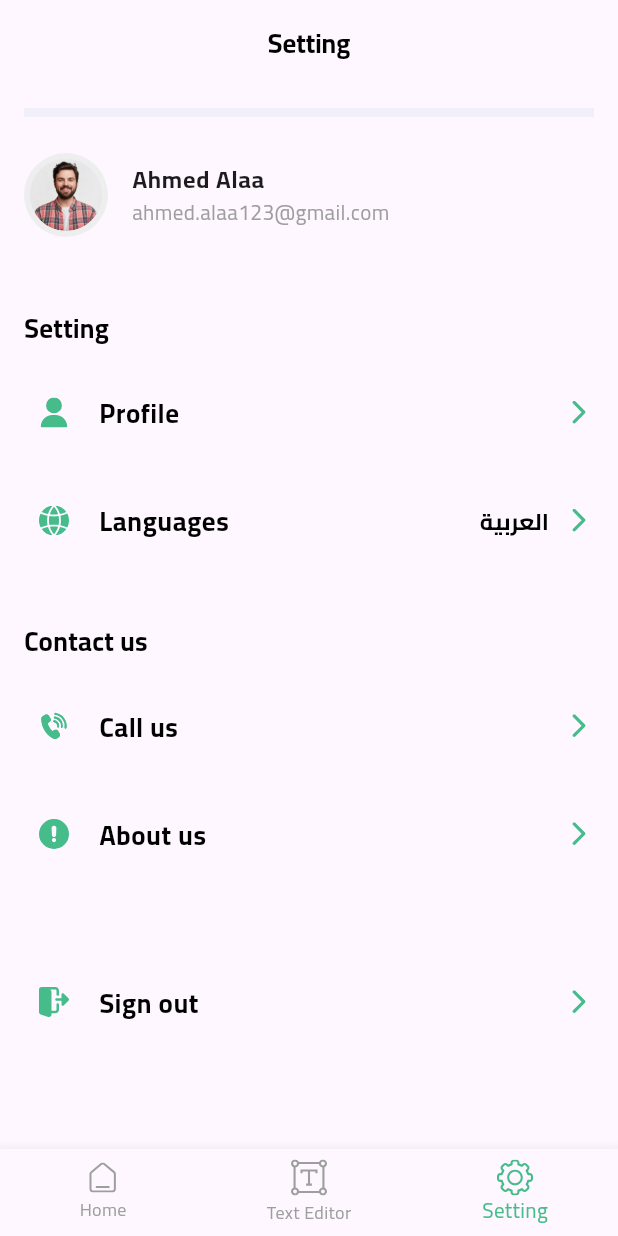
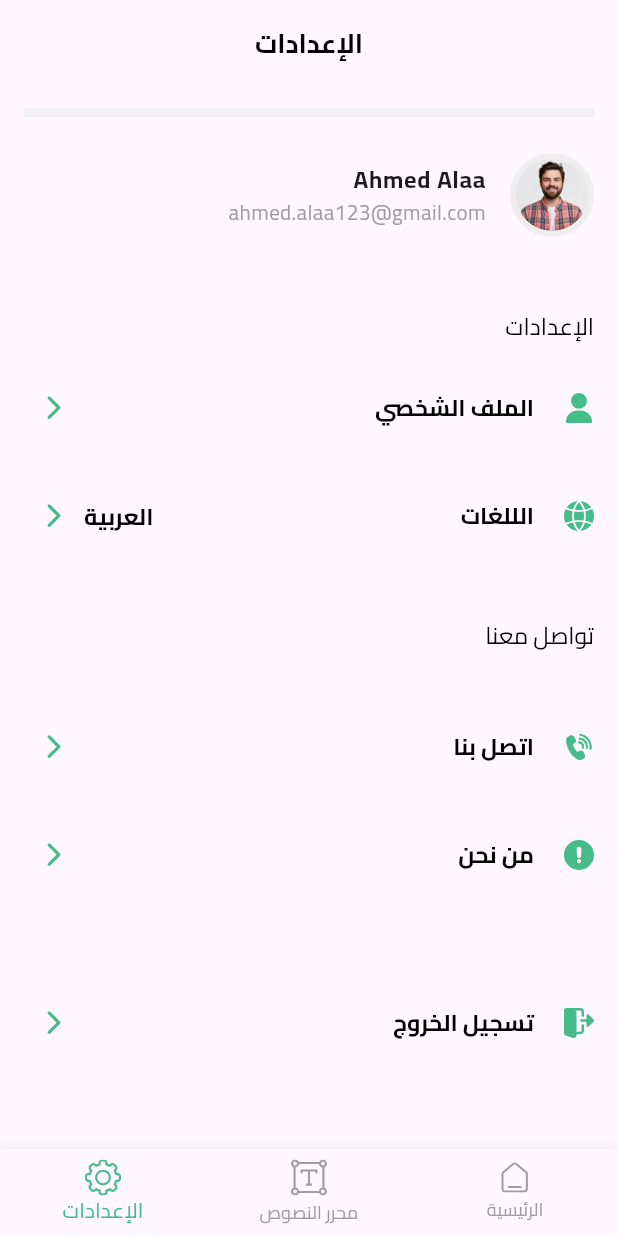
Before and after one commit to abdelrahman3003/digiFly-task, a Flutter app: the screen it shows after launch, swiped to page 3, on a phone screen of 412 x 824 dp. Run offline on Flutter 3.47's test engine with Material 3 defaults, Android fonts, the phone set to English and light mode, and no system bars; our stand-ins replace flutter_screenutil, flutter_svg.

Commit message:
add language ar,en

```diff
--- a/lib/core/utils/app_routes.dart
+++ b/lib/core/utils/app_routes.dart
@@ -10,7 +10,7 @@ class AppRoutes {
   static const String homeView = '/homepage';
   static Route generateRoute(RouteSettings setting) {
     switch (setting.name) {
-      case singinView:
+      case  singinView:
         return MaterialPageRoute(builder: (context) => const SigninView());
       case signupView:
         return MaterialPageRoute(builder: (context) => const SignupView());
--- a/lib/features/auth/view/widget/forget_password_row.dart
+++ b/lib/features/auth/view/widget/forget_password_row.dart
@@ -1,3 +1,4 @@
+import 'package:digifly/generated/l10n.dart';
 import 'package:flutter/material.dart';
 
 import '../../../../core/utils/app_colors.dart';
@@ -30,9 +31,9 @@ class _ForgetPasswordRowState extends State<ForgetPasswordRow> {
           ),
         ),
         const SizedBox(width: 8),
-        Text("Remember me", style: AppStyle.style14font500black),
+        Text(S.of(context).remember_me, style: AppStyle.style14font500black),
         const Spacer(),
-        Text("Forgot Password ?",
+        Text(S.of(context).forgot_password,
             style: AppStyle.style14font500black
                 .copyWith(color: AppColors.primaryColor)),
       ],
--- a/lib/features/home/home_view.dart
+++ b/lib/features/home/home_view.dart
@@ -3,6 +3,7 @@ import 'package:digifly/features/home/widget/home_details/home_details_view.dart
 import 'package:digifly/features/home/widget/setting/setting_view.dart';
 import 'package:digifly/features/home/widget/text_editor/text_editor_view.dart';
 import 'package:digifly/gen/assets.gen.dart';
+import 'package:digifly/generated/l10n.dart';
 import 'package:flutter/material.dart';
 import 'package:flutter_svg/flutter_svg.dart';
 
@@ -51,17 +52,17 @@ class _HomeViewState extends State<HomeView> {
         items: [
           buildNavBarItem(
             icon: Assets.icons.home,
-            label: "Home",
+            label: S.of(context).home,
             isSelected: currentIndex == 0,
           ),
           buildNavBarItem(
             icon: Assets.icons.textEditor,
-            label: "Text Editor",
+            label: S.of(context).text_editor,
             isSelected: currentIndex == 1,
           ),
           buildNavBarItem(
             icon: Assets.icons.setting,
-            label: "Setting",
+            label: S.of(context).setting,
             isSelected: currentIndex == 2,
           ),
         ],
--- a/lib/features/home/widget/home_details/best_seller_text.dart
+++ b/lib/features/home/widget/home_details/best_seller_text.dart
@@ -1,4 +1,5 @@
 import 'package:digifly/gen/assets.gen.dart';
+import 'package:digifly/generated/l10n.dart';
 import 'package:flutter/material.dart';
 import 'package:flutter_svg/svg.dart';
 
@@ -13,12 +14,12 @@ class BestSellerText extends StatelessWidget {
     return Row(
       children: [
         Text(
-          "Best seller",
+          S.of(context).best_seller,
           style: AppStyle.style18font600black,
         ),
         const Spacer(),
         Text(
-          "View all",
+          S.of(context).view_all,
           style: AppStyle.style14font700black
               .copyWith(color: AppColors.primaryColor),
         ),
--- a/lib/features/home/widget/setting/setting_item.dart
+++ b/lib/features/home/widget/setting/setting_item.dart
@@ -19,7 +19,7 @@ class SettingItem extends StatelessWidget {
     return ListTile(
       contentPadding: const EdgeInsets.only(left: 10, top: 16),
       title: Text(title,
-          style: AppStyle.style16font700black
+          style: AppStyle.style14font500black
               .copyWith(fontWeight: FontWeight.w600)),
       leading: SvgPicture.asset(icon),
       trailing: Row(
--- a/lib/features/home/widget/setting/setting_view.dart
+++ b/lib/features/home/widget/setting/setting_view.dart
@@ -1,3 +1,5 @@
+import 'package:digifly/generated/l10n.dart';
+
 import 'setting_item.dart';
 import 'space_container.dart';
 import 'user_list_tile.dart';
@@ -15,7 +17,7 @@ class SettingView extends StatelessWidget {
       appBar: AppBar(
         centerTitle: true,
         title: Text(
-          "Setting",
+          S.of(context).setting,
           style: AppStyle.style16font700black,
         ),
       ),
@@ -28,18 +30,25 @@ class SettingView extends StatelessWidget {
               const SpaceContainer(),
               const UserListTile(),
               const SizedBox(height: 40),
-              Text("Setting", style: AppStyle.style16font700black),
-              SettingItem(title: "Profile", icon: Assets.icons.profile),
+              Text(S.of(context).setting, style: AppStyle.style14font500black),
               SettingItem(
-                  title: "Languages",
+                  title: S.of(context).profile, icon: Assets.icons.profile),
+              SettingItem(
+                  title: S.of(context).languages,
                   icon: Assets.icons.language,
                   isLangauge: true),
               const SizedBox(height: 40),
-              Text("Contact us", style: AppStyle.style16font700black),
-              SettingItem(title: "Call us", icon: Assets.icons.contact),
-              SettingItem(title: "About us", icon: Assets.icons.exclamation),
+              Text(S.of(context).contact_us,
+                  style: AppStyle.style14font500black),
+              const SizedBox(height: 20),
+              SettingItem(
+                  title: S.of(context).call_us, icon: Assets.icons.contact),
+              SettingItem(
+                  title: S.of(context).about_us,
+                  icon: Assets.icons.exclamation),
               const SizedBox(height: 40),
-              SettingItem(title: "Sign out", icon: Assets.icons.signOut),
+              SettingItem(
+                  title: S.of(context).sign_out, icon: Assets.icons.signOut),
             ],
           ),
         ),
--- /dev/null
+++ b/lib/l10n/intl_ar.arb
@@ -0,0 +1,37 @@
+{
+    "sign_in_continue":"سجل الدخول للمتابعة",
+    "email":"البريد الإلكتروني",
+    "password":"كلمة المرور",
+    "remember_me":"تذكرني",
+    "forgot_password":"هل نسيت كلمة المرور ؟",
+    "login":"تسجيل الدخول",
+    "or":"أو",
+    "contiue_with_google":"سجل عن طريق جوجل",
+    "do_have":"ليس لديك حساب ؟",
+    "sign_up":"إنشاء حساب",
+    "create_account":"إنشاء حساب جديد",
+    "username":"إسم المستخدم",
+    "confirm_password":"تأكيد كلمة المرور",
+    "Already_have":"لديك حساب بالفعل ؟",
+    "search_here":"ابحث هنا ...",
+    "best_seller":"الأفضل مبيعاً",
+    "view_all":"عرض الكل",
+    "percint":"-17",
+    "deafult_box":"بوكس افتراضي, رقم 1",
+    "category":"فئة 1",
+    "price":"1500 ج.م",
+    "text_editor":"محرر النصوص",
+    "write_text":"اكتب النص هنا...",
+    "introduce":"قدم نفسك",
+    "setting":"الإعدادات",
+    "profile":"الملف الشخصي",
+    "languages":"الللغات",
+    "contact_us":"تواصل معنا",
+    "call_us":"اتصل بنا",
+    "about_us":"من نحن",
+    "sign_out":"تسجيل الخروج",
+    "edit_account":"المعلومات الأساسية" ,
+    "first_name":"الإسم الأول" ,
+    "last_name":"الإسم الأخير" ,
+    "home":"الرئيسية"
+}
--- a/lib/my_app.dart
+++ b/lib/my_app.dart
@@ -1,8 +1,10 @@
 import 'package:digifly/core/utils/app_colors.dart';
 import 'package:digifly/core/utils/app_routes.dart';
 import 'package:flutter/material.dart';
+import 'package:flutter_localizations/flutter_localizations.dart';
 import 'package:flutter_screenutil/flutter_screenutil.dart';
 
+import 'generated/l10n.dart';
 
 class MyApp extends StatelessWidget {
   const MyApp({super.key});
@@ -16,6 +18,14 @@ class MyApp extends StatelessWidget {
         builder: (context, child) {
           return MaterialApp(
             debugShowCheckedModeBanner: false,
+            locale: const Locale("ar"),
+            localizationsDelegates: const [
+              S.delegate,
+              GlobalMaterialLocalizations.delegate,
+              GlobalWidgetsLocalizations.delegate,
+              GlobalCupertinoLocalizations.delegate,
+            ],
+            supportedLocales: S.delegate.supportedLocales,
             theme: ThemeData(
               fontFamily: 'Cairo',
               elevatedButtonTheme: ElevatedButtonThemeData(
--- a/pubspec.yaml
+++ b/pubspec.yaml
@@ -31,6 +31,8 @@ dependencies:
   build_runner: ^2.4.13
   cupertino_icons: ^1.0.8
   flutter:
+    sdk: flutter
+  flutter_localizations:
     sdk: flutter
   flutter_screenutil: ^5.9.3
   flutter_svg: ^2.0.16
@@ -71,3 +73,5 @@ flutter:
           weight: 600
   # For details regarding fonts from package dependencies,
   # see https://flutter.dev/to/font-from-package
+flutter_intl:
+  enabled: true
```
Also changed, not shown: lib/core/utils/app_text_Form_filed.dart (+11 -2 lines), lib/features/auth/view/signin_view.dart (+10 -7 lines), lib/features/auth/view/signup_view.dart (+12 -8 lines), lib/features/auth/view/widget/password_text_field.dart (+8 -2 lines), lib/features/home/widget/home_details/search_bar_home.dart (+7 -5 lines), lib/features/home/widget/home_details/seller_item.dart (+4 -3 lines), lib/features/home/widget/text_editor/text_editor_view.dart (+11 -5 lines), lib/l10n/intl_en.arb (added, +37 -0 lines), lib/generated/intl/messages_all.dart (added), lib/generated/intl/messages_ar.dart (added), lib/generated/intl/messages_en.dart (added), lib/generated/l10n.dart (added), pubspec.lock, 1 other file.
